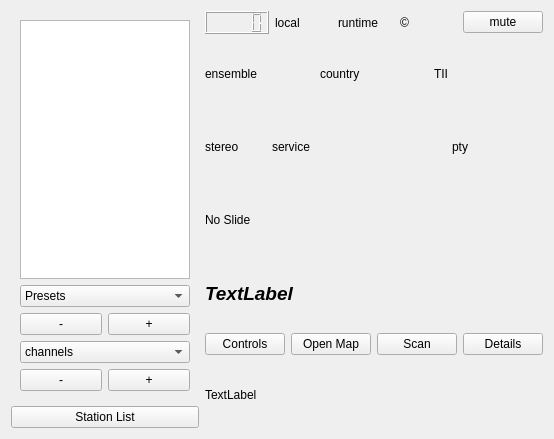
This is forms/dabradio.ui in tomneda/qt-dab as Qt 5 draws it before an edit. The edited form follows.
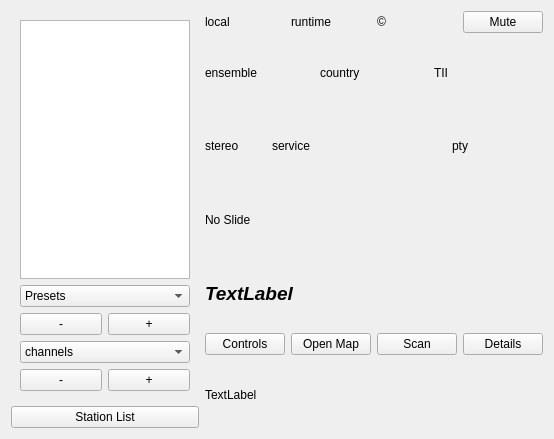
This is the edited form. Custom widgets are drawn as their Qt base class.

Commit message:
Remove timer from Muting button
Audio off means audio off, forever!

Diff of the .ui file:
```diff
--- a/forms/dabradio.ui
+++ b/forms/dabradio.ui
@@ -149,9 +149,6 @@
     <layout class="QVBoxLayout" name="verticalLayout">
      <item>
       <layout class="QHBoxLayout" name="horizontalLayout_6">
-       <item>
-        <widget class="QLCDNumber" name="stillMuting"/>
-       </item>
        <item>
         <widget class="QLabel" name="localTimeDisplay">
          <property name="text">
@@ -176,7 +173,7 @@
        <item>
         <widget class="smallPushButton" name="muteButton">
          <property name="text">
-          <string>mute</string>
+          <string>Mute</string>
          </property>
         </widget>
        </item>
```
The commit also changes 3 other files.
